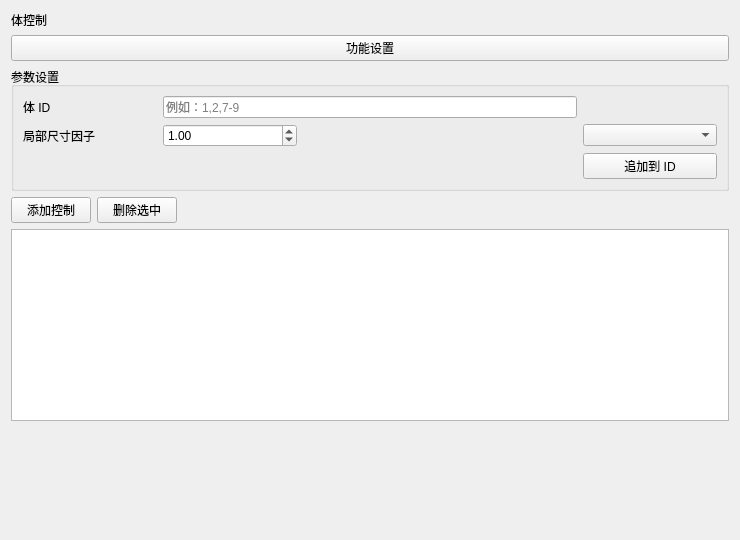
The window that plugins/Base_Mesh/MeshVolumeControlWidget.ui (asd977/base_cae) describes before a commit, drawn with Qt 5.
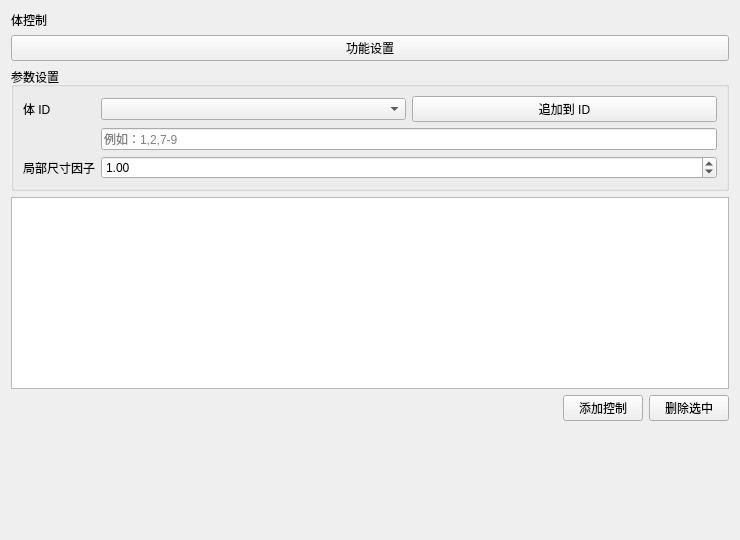
The same window after the commit. Custom widgets are drawn as their Qt base class.

```diff
--- a/plugins/Base_Mesh/MeshVolumeControlWidget.ui
+++ b/plugins/Base_Mesh/MeshVolumeControlWidget.ui
@@ -41,29 +41,28 @@
         </property>
        </widget>
       </item>
-      <item row="0" column="1" colspan="3">
-       <widget class="QLineEdit" name="editVolumeIds">
-        <property name="placeholderText">
-         <string>例如：1,2,7-9</string>
-        </property>
-       </widget>
-      </item>
-      <item row="1" column="4">
-       <widget class="CustomComboBox" name="cmbEntity" />
-      </item>
-      <item row="2" column="4" rowspan="2">
-       <layout class="QVBoxLayout" name="verticalLayoutEntityBtns">
-        <item><widget class="QPushButton" name="btnAppendEntity"><property name="text"><string>追加到 ID</string></property></widget></item>
-          </layout>
-      </item>
-      <item row="1" column="0">
+      <item row="2" column="0">
        <widget class="QLabel" name="labelMinSize">
         <property name="text">
          <string>局部尺寸因子</string>
         </property>
        </widget>
       </item>
-      <item row="1" column="1">
+      <item row="0" column="1">
+       <layout class="QHBoxLayout" name="horizontalLayout">
+        <item>
+         <widget class="CustomComboBox" name="cmbEntity"/>
+        </item>
+        <item>
+         <widget class="QPushButton" name="btnAppendEntity">
+          <property name="text">
+           <string>追加到 ID</string>
+          </property>
+         </widget>
+        </item>
+       </layout>
+      </item>
+      <item row="2" column="1">
        <widget class="QDoubleSpinBox" name="spinLocalSizeFactor">
         <property name="decimals">
          <number>2</number>
@@ -82,25 +81,21 @@
         </property>
        </widget>
       </item>
+      <item row="1" column="1">
+       <widget class="QLineEdit" name="editVolumeIds">
+        <property name="placeholderText">
+         <string>例如：1,2,7-9</string>
+        </property>
+       </widget>
+      </item>
      </layout>
     </widget>
    </item>
+   <item>
+    <widget class="QTableWidget" name="tableControls"/>
+   </item>
    <item>
     <layout class="QHBoxLayout" name="horizontalLayoutButtons">
-     <item>
-      <widget class="QPushButton" name="btnAdd">
-       <property name="text">
-        <string>添加控制</string>
-       </property>
-      </widget>
-     </item>
-     <item>
-      <widget class="QPushButton" name="btnDelete">
-       <property name="text">
-        <string>删除选中</string>
-       </property>
-      </widget>
-     </item>
      <item>
       <spacer name="horizontalSpacer">
        <property name="orientation">
@@ -114,12 +109,23 @@
        </property>
       </spacer>
      </item>
+     <item>
+      <widget class="QPushButton" name="btnAdd">
+       <property name="text">
+        <string>添加控制</string>
+       </property>
+      </widget>
+     </item>
+     <item>
+      <widget class="QPushButton" name="btnDelete">
+       <property name="text">
+        <string>删除选中</string>
+       </property>
+      </widget>
+     </item>
     </layout>
    </item>
    <item>
-    <widget class="QTableWidget" name="tableControls" />
-   </item>
-  <item>
     <spacer name="verticalSpacer">
      <property name="orientation">
       <enum>Qt::Vertical</enum>
@@ -135,12 +141,12 @@
 </layout>
  </widget>
  <customwidgets>
- <customwidget>
-  <class>CustomComboBox</class>
-  <extends>QComboBox</extends>
-  <header>CustomComboBox.h</header>
- </customwidget>
-</customwidgets>
- <resources />
- <connections />
+  <customwidget>
+   <class>CustomComboBox</class>
+   <extends>QComboBox</extends>
+   <header>CustomComboBox.h</header>
+  </customwidget>
+ </customwidgets>
+ <resources/>
+ <connections/>
 </ui>
```
Left out of the diff: 8 changed lines with no effect on the pictures.
